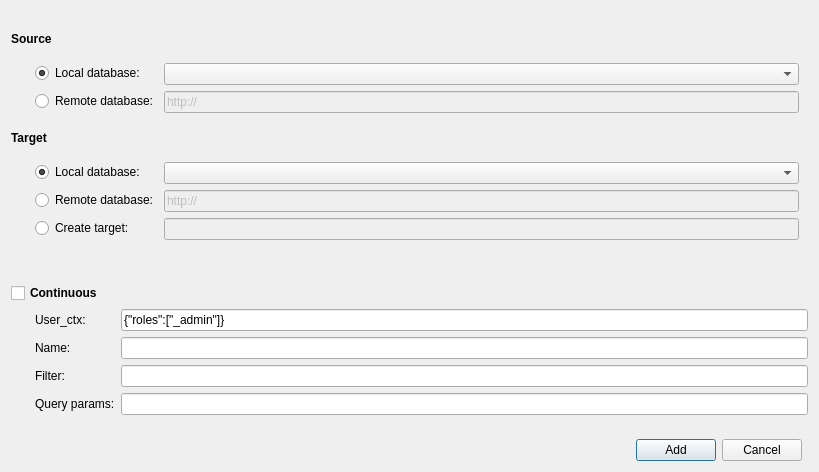
Qt form couchman/forms/ReplicationWindow.ui (kolyanu4/couchman) before a commit.
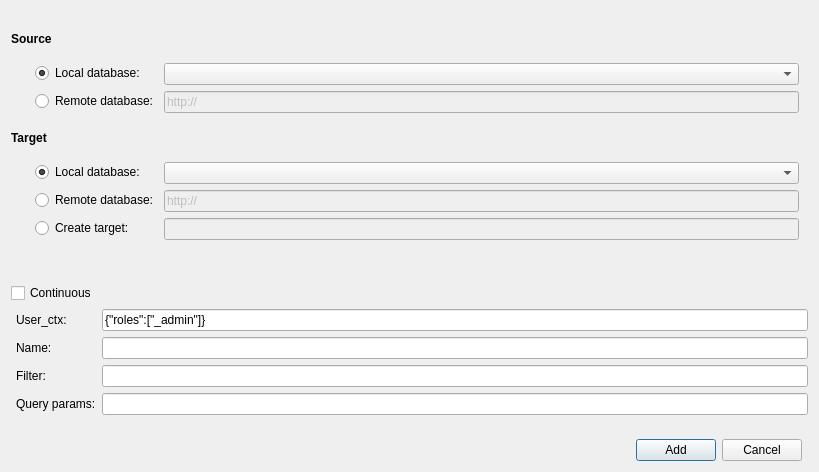
The same form after that commit.

Commit message: issues #62, #53. Remove bold for continuous.

What changed in the file:
```diff
--- a/couchman/forms/ReplicationWindow.ui
+++ b/couchman/forms/ReplicationWindow.ui
@@ -200,7 +200,7 @@
         <set>Qt::AlignLeading|Qt::AlignLeft|Qt::AlignTop</set>
        </property>
        <property name="leftMargin">
-        <number>24</number>
+        <number>5</number>
        </property>
        <item row="1" column="0">
         <widget class="QLabel" name="label_4">
@@ -259,8 +259,8 @@
       <widget class="QCheckBox" name="cbx_continuous">
        <property name="font">
         <font>
-         <weight>75</weight>
-         <bold>true</bold>
+         <weight>50</weight>
+         <bold>false</bold>
         </font>
        </property>
        <property name="text">
```
Left out of the diff: 48 changed lines with no effect on the pictures. The commit also changes 2 other files.
